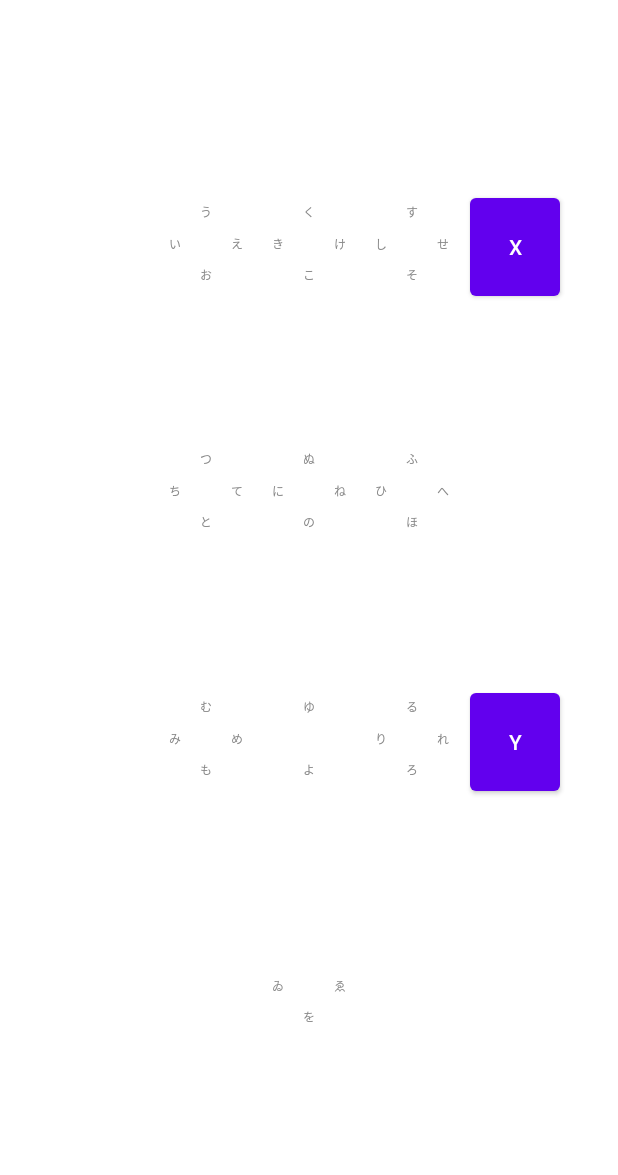
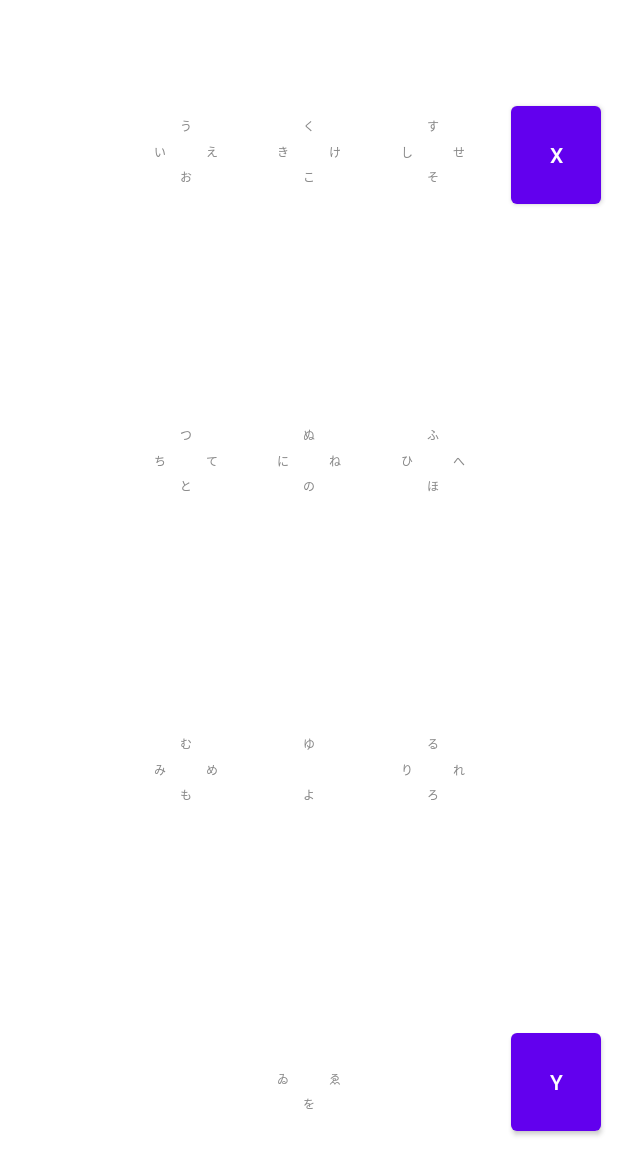
Before and after one commit to NelsonAPenn/japanese_android_ime, an Android app: the layout input.xml on its own in the app's theme, with its tools: preview values and no code run, on a phone screen of 412 x 824 dp. Shown: the top 1175 px of the screen. Run offline under Robolectric (Android 15) with nearby library versions, the phone set to English and light mode, and no system bars.

Commit message:
Touch up sizes and guidelines

```diff
--- a/app/src/main/java/org/cvhmem/japaneseime/DirectionalKey.kt
+++ b/app/src/main/java/org/cvhmem/japaneseime/DirectionalKey.kt
@@ -131,8 +131,8 @@ class DirectionalKey(context: Context, attrs: AttributeSet) : View(context, attr
             directionLabels[label]?.let {
                 canvas.drawText(
                     it,
-                    paddingLeft + (contentWidth) / 2f + directionVectors[label].first * contentWidth * .27F,
-                    paddingTop + (contentHeight + directionalTextHeight) / 2f + directionVectors[label].second * contentWidth * .27F,
+                    paddingLeft + (contentWidth) / 2f + directionVectors[label].first * contentWidth * .22F,
+                    paddingTop + (contentHeight + directionalTextHeight) / 2f + directionVectors[label].second * contentWidth * .22F,
                     directionalTextPaint
                 )
             }
@@ -154,9 +154,13 @@ class DirectionalKey(context: Context, attrs: AttributeSet) : View(context, attr
         when (event?.action)
         {
             MotionEvent.ACTION_DOWN -> {
-                println("Down")
+                // motion coordinates are relative to top left corner of view
+                val cx = width / 2f
+                val cy = height / 2f
 
-
+                val dx = event.x - cx
+                val dy = event.y - cy
+                return (dx.pow(2) + dy.pow(2)) < (centerTextSize * 1.1).pow(2)
             }
             MotionEvent.ACTION_UP -> {
                 // motion coordinates are relative to top left corner of view
@@ -165,7 +169,7 @@ class DirectionalKey(context: Context, attrs: AttributeSet) : View(context, attr
 
                 val dx = event.x - cx
                 val dy = event.y - cy
-                if ((dx.pow(2) + dy.pow(2)) >= (centerTextSize * 1.6).pow(2))
+                if ((dx.pow(2) + dy.pow(2)) >= (centerTextSize * 1.1).pow(2))
                 {
                     if (dy.absoluteValue > dx.absoluteValue) {
                         val label = directionLabels[if (dy < 0) InputDirection.UP.ordinal else InputDirection.DOWN.ordinal]
--- a/app/src/main/java/org/cvhmem/japaneseime/JapaneseInputMethodService.kt
+++ b/app/src/main/java/org/cvhmem/japaneseime/JapaneseInputMethodService.kt
@@ -27,16 +27,23 @@ class JapaneseInputMethodService public constructor() : InputMethodService()
              * New characters are always appended to the end of the composing text.
              * Characters are always deleted from before the composing text
              */
-            findViewById<DirectionalKey>(R.id.button_a).onInput = {value -> onInput(value)};
-            findViewById<DirectionalKey>(R.id.button_k).onInput = {value -> onInput(value)};
-            findViewById<DirectionalKey>(R.id.button_s).onInput = {value -> onInput(value)};
-            findViewById<DirectionalKey>(R.id.button_t).onInput = {value -> onInput(value)};
-            findViewById<DirectionalKey>(R.id.button_n).onInput = {value -> onInput(value)};
-            findViewById<DirectionalKey>(R.id.button_h).onInput = {value -> onInput(value)};
-            findViewById<DirectionalKey>(R.id.button_m).onInput = {value -> onInput(value)};
-            findViewById<DirectionalKey>(R.id.button_y).onInput = {value -> onInput(value)};
-            findViewById<DirectionalKey>(R.id.button_r).onInput = {value -> onInput(value)};
-            findViewById<DirectionalKey>(R.id.button_w).onInput = {value -> onInput(value)};
+            val lambda = {value: String -> onInput(value)};
+            val directionalKeyIds = arrayOf(
+                R.id.button_a,
+                R.id.button_k,
+                R.id.button_s,
+                R.id.button_t,
+                R.id.button_n,
+                R.id.button_h,
+                R.id.button_m,
+                R.id.button_y,
+                R.id.button_r,
+                R.id.button_w,
+            )
+            for (id in directionalKeyIds)
+            {
+                findViewById<DirectionalKey>(id).onInput = lambda;
+            }
             findViewById<Button>(R.id.button_confirm).setOnClickListener {
                 currentInputConnection.commitText(composingText, 1)
                 composingText.clear()
--- a/app/src/main/res/layout/input.xml
+++ b/app/src/main/res/layout/input.xml
@@ -25,8 +25,6 @@
         android:id="@+id/button_a"
         android:layout_width="77dp"
         android:layout_height="77dp"
-        android:layout_marginEnd="-38.5dp"
-        android:layout_marginTop="-38.5dp"
         app:centerTextSize="16dp"
         app:directionalTextSize="8dp"
         app:labelCenter="あ"
@@ -34,14 +32,15 @@
         app:labelLeft="い"
         app:labelRight="え"
         app:labelUp="う"
+        app:layout_constraintBottom_toTopOf="@+id/h_guideline_0"
         app:layout_constraintEnd_toStartOf="@+id/v_guideline_1"
-        app:layout_constraintTop_toTopOf="@+id/h_guideline_0" />
+        app:layout_constraintStart_toStartOf="@+id/v_guideline_0"
+        app:layout_constraintTop_toTopOf="parent" />
+
     <org.cvhmem.japaneseime.DirectionalKey
         android:id="@+id/button_k"
         android:layout_width="77dp"
         android:layout_height="77dp"
-        android:layout_marginEnd="-38.5dp"
-        android:layout_marginTop="-38.5dp"
         app:centerTextSize="16dp"
         app:directionalTextSize="8dp"
         app:labelCenter="か"
@@ -49,14 +48,15 @@
         app:labelLeft="き"
         app:labelRight="け"
         app:labelUp="く"
+        app:layout_constraintBottom_toTopOf="@+id/h_guideline_0"
         app:layout_constraintEnd_toStartOf="@+id/v_guideline_2"
-        app:layout_constraintTop_toTopOf="@+id/h_guideline_0" />
+        app:layout_constraintStart_toStartOf="@+id/v_guideline_1"
+        app:layout_constraintTop_toTopOf="parent" />
+
     <org.cvhmem.japaneseime.DirectionalKey
         android:id="@+id/button_s"
         android:layout_width="77dp"
         android:layout_height="77dp"
-        android:layout_marginEnd="-38.5dp"
-        android:layout_marginTop="-38.5dp"
         app:centerTextSize="16dp"
         app:directionalTextSize="8dp"
         app:labelCenter="さ"
@@ -64,14 +64,15 @@
         app:labelLeft="し"
         app:labelRight="せ"
         app:labelUp="す"
+        app:layout_constraintBottom_toTopOf="@+id/h_guideline_0"
         app:layout_constraintEnd_toStartOf="@+id/v_guideline_3"
-        app:layout_constraintTop_toTopOf="@+id/h_guideline_0" />
+        app:layout_constraintStart_toStartOf="@+id/v_guideline_2"
+        app:layout_constraintTop_toTopOf="parent" />
+
     <org.cvhmem.japaneseime.DirectionalKey
         android:id="@+id/button_t"
         android:layout_width="77dp"
         android:layout_height="77dp"
-        android:layout_marginEnd="-38.5dp"
-        android:layout_marginTop="-38.5dp"
         app:centerTextSize="16dp"
         app:directionalTextSize="8dp"
         app:labelCenter="た"
@@ -79,14 +80,15 @@
         app:labelLeft="ち"
         app:labelRight="て"
         app:labelUp="つ"
+        app:layout_constraintBottom_toTopOf="@+id/h_guideline_1"
         app:layout_constraintEnd_toStartOf="@+id/v_guideline_1"
-        app:layout_constraintTop_toTopOf="@+id/h_guideline_1" />
+        app:layout_constraintStart_toStartOf="@+id/v_guideline_0"
+        app:layout_constraintTop_toTopOf="@+id/h_guideline_0" />
+
     <org.cvhmem.japaneseime.DirectionalKey
         android:id="@+id/button_n"
         android:layout_width="77dp"
         android:layout_height="77dp"
-        android:layout_marginEnd="-38.5dp"
-        android:layout_marginTop="-38.5dp"
         app:centerTextSize="16dp"
         app:directionalTextSize="8dp"
         app:labelCenter="な"
@@ -94,14 +96,15 @@
         app:labelLeft="に"
         app:labelRight="ね"
         app:labelUp="ぬ"
+        app:layout_constraintBottom_toTopOf="@+id/h_guideline_1"
         app:layout_constraintEnd_toStartOf="@+id/v_guideline_2"
-        app:layout_constraintTop_toTopOf="@+id/h_guideline_1" />
+        app:layout_constraintStart_toStartOf="@+id/v_guideline_1"
+        app:layout_constraintTop_toTopOf="@+id/h_guideline_0" />
+
     <org.cvhmem.japaneseime.DirectionalKey
         android:id="@+id/button_h"
         android:layout_width="77dp"
         android:layout_height="77dp"
-        android:layout_marginEnd="-38.5dp"
-        android:layout_marginTop="-38.5dp"
         app:centerTextSize="16dp"
         app:directionalTextSize="8dp"
         app:labelCenter="は"
@@ -109,14 +112,15 @@
         app:labelLeft="ひ"
         app:labelRight="へ"
         app:labelUp="ふ"
+        app:layout_constraintBottom_toTopOf="@+id/h_guideline_1"
         app:layout_constraintEnd_toStartOf="@+id/v_guideline_3"
-        app:layout_constraintTop_toTopOf="@+id/h_guideline_1" />
+        app:layout_constraintStart_toStartOf="@+id/v_guideline_2"
+        app:layout_constraintTop_toTopOf="@+id/h_guideline_0" />
+
     <org.cvhmem.japaneseime.DirectionalKey
         android:id="@+id/button_m"
         android:layout_width="77dp"
         android:layout_height="77dp"
-        android:layout_marginEnd="-38.5dp"
-        android:layout_marginTop="-38.5dp"
         app:centerTextSize="16dp"
         app:directionalTextSize="8dp"
         app:labelCenter="ま"
@@ -124,27 +128,29 @@
         app:labelLeft="み"
         app:labelRight="め"
         app:labelUp="む"
+        app:layout_constraintBottom_toTopOf="@+id/h_guideline_2"
         app:layout_constraintEnd_toStartOf="@+id/v_guideline_1"
-        app:layout_constraintTop_toTopOf="@+id/h_guideline_2" />
+        app:layout_constraintStart_toStartOf="@+id/v_guideline_0"
+        app:layout_constraintTop_toTopOf="@+id/h_guideline_1" />
+
     <org.cvhmem.japaneseime.DirectionalKey
         android:id="@+id/button_y"
         android:layout_width="77dp"
         android:layout_height="77dp"
-        android:layout_marginEnd="-38.5dp"
-        android:layout_marginTop="-38.5dp"
         app:centerTextSize="16dp"
         app:directionalTextSize="8dp"
         app:labelCenter="や"
         app:labelDown="よ"
         app:labelUp="ゆ"
+        app:layout_constraintBottom_toTopOf="@+id/h_guideline_2"
         app:layout_constraintEnd_toStartOf="@+id/v_guideline_2"
-        app:layout_constraintTop_toTopOf="@+id/h_guideline_2" />
+        app:layout_constraintStart_toStartOf="@+id/v_guideline_1"
+        app:layout_constraintTop_toTopOf="@+id/h_guideline_1" />
+
     <org.cvhmem.japaneseime.DirectionalKey
         android:id="@+id/button_r"
         android:layout_width="77dp"
         android:layout_height="77dp"
-        android:layout_marginEnd="-38.5dp"
-        android:layout_marginTop="-38.5dp"
         app:centerTextSize="16dp"
         app:directionalTextSize="8dp"
         app:labelCenter="ら"
@@ -152,14 +158,15 @@
         app:labelLeft="り"
         app:labelRight="れ"
         app:labelUp="る"
+        app:layout_constraintBottom_toTopOf="@+id/h_guideline_2"
         app:layout_constraintEnd_toStartOf="@+id/v_guideline_3"
-        app:layout_constraintTop_toTopOf="@+id/h_guideline_2" />
+        app:layout_constraintStart_toStartOf="@+id/v_guideline_2"
+        app:layout_constraintTop_toTopOf="@+id/h_guideline_1" />
+
     <org.cvhmem.japaneseime.DirectionalKey
         android:id="@+id/button_w"
         android:layout_width="77dp"
         android:layout_height="77dp"
-        android:layout_marginEnd="-38.5dp"
-        android:layout_marginTop="-38.5dp"
         app:centerTextSize="16dp"
         app:directionalTextSize="8dp"
         app:labelCenter="わ"
@@ -167,78 +174,70 @@
         app:labelLeft="ゐ"
         app:labelRight="ゑ"
         app:labelUp=""
+        app:layout_constraintBottom_toBottomOf="parent"
         app:layout_constraintEnd_toStartOf="@+id/v_guideline_2"
-        app:layout_constraintTop_toTopOf="@+id/h_guideline_3" />
+        app:layout_constraintStart_toStartOf="@+id/v_guideline_1"
+        app:layout_constraintTop_toTopOf="@+id/h_guideline_2" />
+
     <Button
         android:id="@+id/button_delete"
         android:layout_width="60dp"
         android:layout_height="77dp"
-        android:layout_marginEnd="-30dp"
-        android:layout_marginTop="-38.5dp"
         android:text="x"
-        app:layout_constraintEnd_toStartOf="@+id/v_guideline_4"
-        app:layout_constraintTop_toTopOf="@+id/h_guideline_0" />
+        app:layout_constraintBottom_toTopOf="@+id/h_guideline_0"
+        app:layout_constraintEnd_toEndOf="parent"
+        app:layout_constraintStart_toStartOf="@+id/v_guideline_3"
+        app:layout_constraintTop_toTopOf="parent" />
+
     <Button
         android:id="@+id/button_confirm"
         android:layout_width="60dp"
         android:layout_height="77dp"
-        android:layout_marginEnd="-30dp"
-        android:layout_marginTop="-38.5dp"
         android:text="y"
-        app:layout_constraintEnd_toStartOf="@+id/v_guideline_4"
+        app:layout_constraintBottom_toBottomOf="parent"
+        app:layout_constraintEnd_toEndOf="parent"
+        app:layout_constraintStart_toStartOf="@+id/v_guideline_3"
         app:layout_constraintTop_toTopOf="@+id/h_guideline_2" />
     <androidx.constraintlayout.widget.Guideline
         android:id="@+id/v_guideline_0"
         android:layout_width="wrap_content"
         android:layout_height="wrap_content"
         android:orientation="vertical"
-        app:layout_constraintGuide_percent=".1666" />
+        app:layout_constraintGuide_percent=".2" />
     <androidx.constraintlayout.widget.Guideline
         android:id="@+id/v_guideline_1"
         android:layout_width="wrap_content"
         android:layout_height="wrap_content"
         android:orientation="vertical"
-        app:layout_constraintGuide_percent=".3333" />
+        app:layout_constraintGuide_percent=".4" />
     <androidx.constraintlayout.widget.Guideline
         android:id="@+id/v_guideline_2"
         android:layout_width="wrap_content"
         android:layout_height="wrap_content"
         android:orientation="vertical"
-        app:layout_constraintGuide_percent=".5" />
+        app:layout_constraintGuide_percent=".6" />
     <androidx.constraintlayout.widget.Guideline
         android:id="@+id/v_guideline_3"
         android:layout_width="wrap_content"
         android:layout_height="wrap_content"
         android:orientation="vertical"
-        app:layout_constraintGuide_percent=".6666" />
-    <androidx.constraintlayout.widget.Guideline
-        android:id="@+id/v_guideline_4"
-        android:layout_width="wrap_content"
-        android:layout_height="wrap_content"
-        android:orientation="vertical"
-        app:layout_constraintGuide_percent=".8333" />
+        app:layout_constraintGuide_percent=".8" />
     <androidx.constraintlayout.widget.Guideline
         android:id="@+id/h_guideline_0"
         android:layout_width="wrap_content"
         android:layout_height="wrap_content"
         android:orientation="horizontal"
-        app:layout_constraintGuide_percent=".2" />
+        app:layout_constraintGuide_percent=".25" />
     <androidx.constraintlayout.widget.Guideline
         android:id="@+id/h_guideline_1"
         android:layout_width="wrap_content"
         android:layout_height="wrap_content"
         android:orientation="horizontal"
-        app:layout_constraintGuide_percent=".4" />
+        app:layout_constraintGuide_percent=".5" />
     <androidx.constraintlayout.widget.Guideline
         android:id="@+id/h_guideline_2"
         android:layout_width="wrap_content"
         android:layout_height="wrap_content"
         android:orientation="horizontal"
-        app:layout_constraintGuide_percent=".6" />
-    <androidx.constraintlayout.widget.Guideline
-        android:id="@+id/h_guideline_3"
-        android:layout_width="wrap_content"
-        android:layout_height="wrap_content"
-        android:orientation="horizontal"
-        app:layout_constraintGuide_percent=".8" />
+        app:layout_constraintGuide_percent=".75" />
 </androidx.constraintlayout.widget.ConstraintLayout>
```
